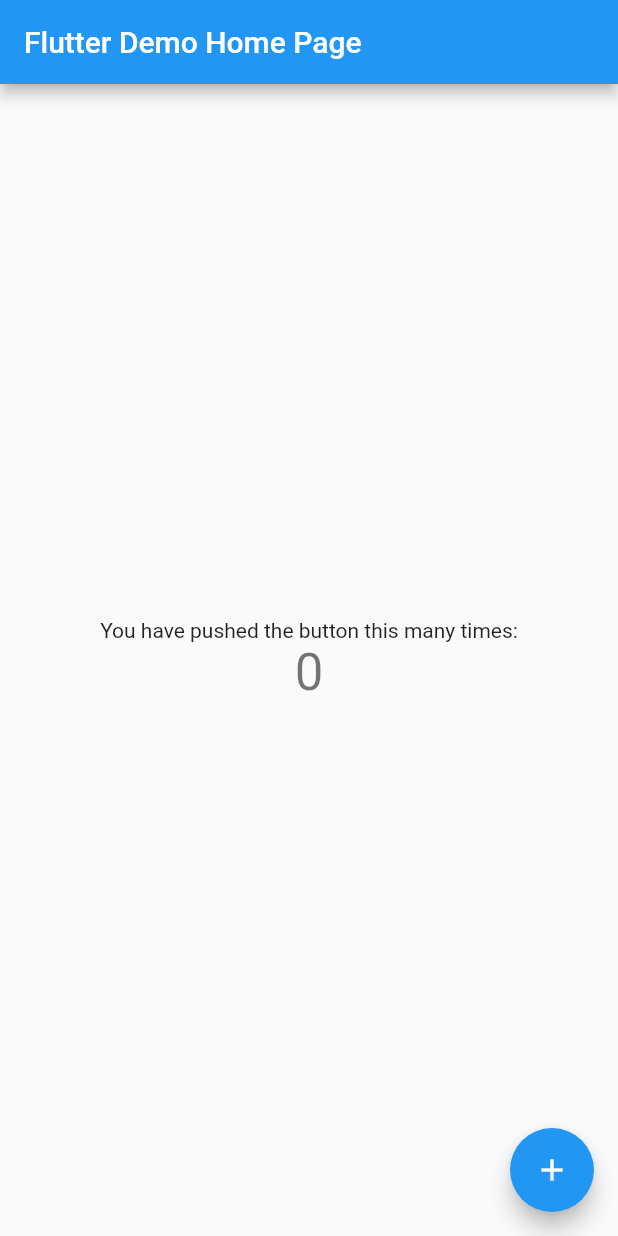
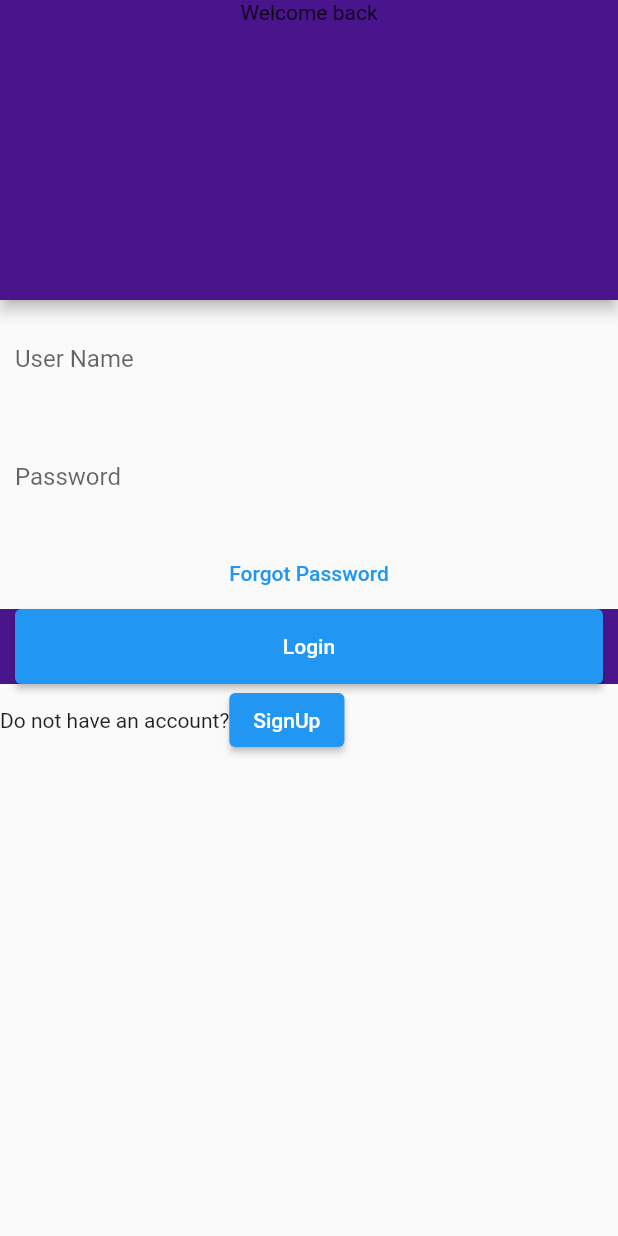
Before and after one commit to sedoaba/SaveUp, a Flutter app: the screen it shows after launch, on a phone screen of 412 x 824 dp. Run offline on Flutter 3.47's test engine with Material 2 defaults, Android fonts, the phone set to English and light mode, and no system bars; our stand-ins replace firebase_core; accounts and stored records are empty.

Commit message:
first commit

```diff
--- /dev/null
+++ b/saveup/lib/Screens/Login_Screen.dart
@@ -0,0 +1,70 @@
+import 'package:flutter/material.dart';
+import 'package:flutter/src/foundation/key.dart';
+import 'package:flutter/src/widgets/framework.dart';
+
+class Login_Screen extends StatefulWidget {
+  const Login_Screen({Key? key}) : super(key: key);
+
+  @override
+  State<Login_Screen> createState() => _Login_ScreenState();
+}
+
+class  _Login_ScreenState extends State<Login_Screen> {
+  TextEditingController UserNameController = TextEditingController();
+  TextEditingController PasswordController = TextEditingController();
+  @override
+  Widget build(BuildContext context) {
+    return Scaffold(
+     appBar: AppBar(
+       toolbarHeight: 200,
+       flexibleSpace: Container(
+        color: Colors.purple[900],
+          child: Column(
+           children:  const [Text('Welcome back')],
+        ),
+        ),
+      ),
+      body: ListView(
+        children: <Widget>[
+          Container(
+            padding: const EdgeInsets.all(10),
+            alignment: Alignment.center,
+            child: TextField(
+              controller: UserNameController,
+              decoration:const  InputDecoration(
+                border: InputBorder.none,
+                labelText: "User Name",
+                hintText: "Enter your User Name",
+              ),
+            ),
+          ),
+          Container(
+             padding: const EdgeInsets.all(10),
+            child: TextField(
+              controller: PasswordController,
+              obscureText: true,
+              decoration: const InputDecoration(
+                border: InputBorder.none,
+                labelText: "Password",
+                hintText: "Enter Password",
+              ),
+            ),
+          ),
+          TextButton(onPressed: () {}, child: const Text("Forgot Password")),
+          Container(
+            color: Colors.purple[900],
+            height: 50,
+            padding: const EdgeInsets.fromLTRB(10, 0, 10, 0),
+            child: ElevatedButton(onPressed: () {}, child:const Text("Login")),
+          ),
+          Row(
+            children: [
+              const Text("Do not have an account?"),
+              ElevatedButton(onPressed: () {}, child: Text("SignUp"))
+            ],
+          )
+        ],
+      ),
+    );
+  }
+}
--- a/saveup/lib/main.dart
+++ b/saveup/lib/main.dart
@@ -1,5 +1,6 @@
 import 'package:flutter/material.dart';
 import 'package:firebase_core/firebase_core.dart';
+import 'package:saveup/Screens/Login_Screen.dart';
 import 'firebase_options.dart';
 
 void main() async {
@@ -13,109 +14,17 @@
 class MyApp extends StatelessWidget {
   const MyApp({Key? key}) : super(key: key);
 
-  // This widget is the root of your application.
+
   @override
   Widget build(BuildContext context) {
     return MaterialApp(
-      title: 'Flutter Demo',
+      title: 'SaveUp',
       theme: ThemeData(
-        // This is the theme of your application.
-        //
-        // Try running your application with "flutter run". You'll see the
-        // application has a blue toolbar. Then, without quitting the app, try
-        // changing the primarySwatch below to Colors.green and then invoke
-        // "hot reload" (press "r" in the console where you ran "flutter run",
-        // or simply save your changes to "hot reload" in a Flutter IDE).
-        // Notice that the counter didn't reset back to zero; the application
-        // is not restarted.
+
+
         primarySwatch: Colors.blue,
       ),
-      home: const MyHomePage(title: 'Flutter Demo Home Page'),
+      home: const Login_Screen()
     );
   }
 }
-
-class MyHomePage extends StatefulWidget {
-  const MyHomePage({Key? key, required this.title}) : super(key: key);
-
-  // This widget is the home page of your application. It is stateful, meaning
-  // that it has a State object (defined below) that contains fields that affect
-  // how it looks.
-
-  // This class is the configuration for the state. It holds the values (in this
-  // case the title) provided by the parent (in this case the App widget) and
-  // used by the build method of the State. Fields in a Widget subclass are
-  // always marked "final".
-
-  final String title;
-
-  @override
-  State<MyHomePage> createState() => _MyHomePageState();
-}
-
-class _MyHomePageState extends State<MyHomePage> {
-  int _counter = 0;
-
-  void _incrementCounter() {
-    setState(() {
-      // This call to setState tells the Flutter framework that something has
-      // changed in this State, which causes it to rerun the build method below
-      // so that the display can reflect the updated values. If we changed
-      // _counter without calling setState(), then the build method would not be
-      // called again, and so nothing would appear to happen.
-      _counter++;
-    });
-  }
-
-  @override
-  Widget build(BuildContext context) {
-    // This method is rerun every time setState is called, for instance as done
-    // by the _incrementCounter method above.
-    //
-    // The Flutter framework has been optimized to make rerunning build methods
-    // fast, so that you can just rebuild anything that needs updating rather
-    // than having to individually change instances of widgets.
-    return Scaffold(
-      appBar: AppBar(
-        // Here we take the value from the MyHomePage object that was created by
-        // the App.build method, and use it to set our appbar title.
-        title: Text(widget.title),
-      ),
-      body: Center(
-        // Center is a layout widget. It takes a single child and positions it
-        // in the middle of the parent.
-        child: Column(
-          // Column is also a layout widget. It takes a list of children and
-          // arranges them vertically. By default, it sizes itself to fit its
-          // children horizontally, and tries to be as tall as its parent.
-          //
-          // Invoke "debug painting" (press "p" in the console, choose the
-          // "Toggle Debug Paint" action from the Flutter Inspector in Android
-          // Studio, or the "Toggle Debug Paint" command in Visual Studio Code)
-          // to see the wireframe for each widget.
-          //
-          // Column has various properties to control how it sizes itself and
-          // how it positions its children. Here we use mainAxisAlignment to
-          // center the children vertically; the main axis here is the vertical
-          // axis because Columns are vertical (the cross axis would be
-          // horizontal).
-          mainAxisAlignment: MainAxisAlignment.center,
-          children: <Widget>[
-            const Text(
-              'You have pushed the button this many times:',
-            ),
-            Text(
-              '$_counter',
-              style: Theme.of(context).textTheme.headline4,
-            ),
-          ],
-        ),
-      ),
-      floatingActionButton: FloatingActionButton(
-        onPressed: _incrementCounter,
-        tooltip: 'Increment',
-        child: const Icon(Icons.add),
-      ), // This trailing comma makes auto-formatting nicer for build methods.
-    );
-  }
-}
```
Also changed, not shown: saveup/pubspec.lock, 1 other file.
